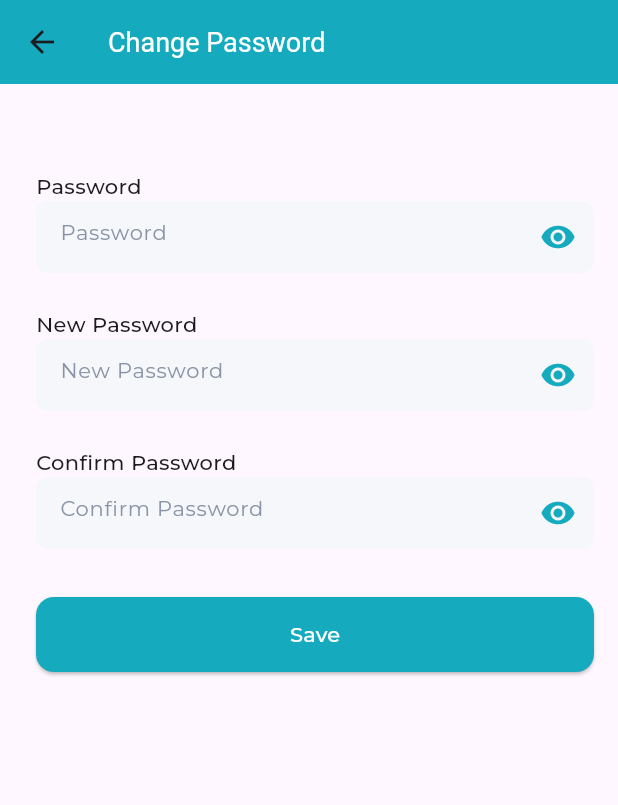
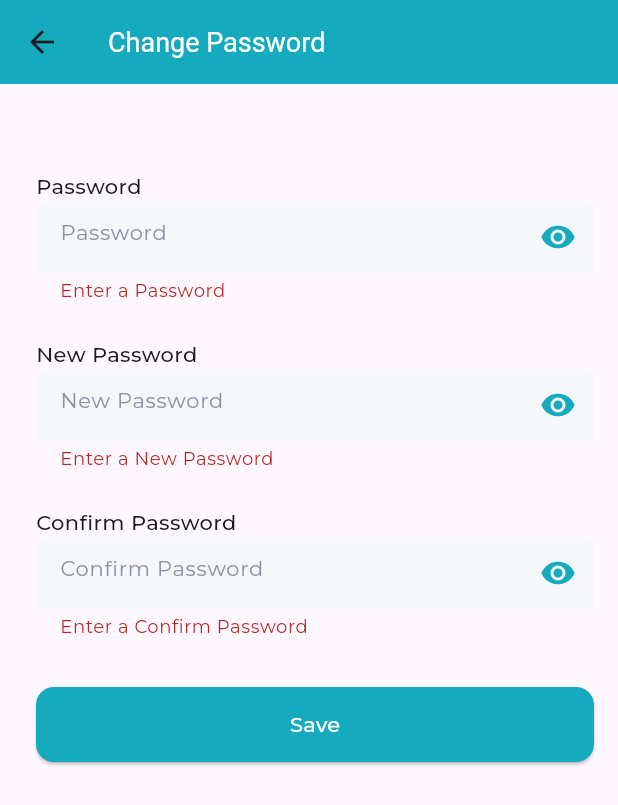
Before and after one commit to flipking038/Driver_app, a Flutter app: the ChangePasswordScreen screen opened directly, after a tap on "Save", on a phone screen of 412 x 824 dp. Shown: the top 805 px of the screen. Run offline on Flutter 3.47's test engine with Material 3 defaults, Android fonts, the phone set to English and light mode, and no system bars; our stand-ins replace dio, flutter_bloc, flutter_svg, shared_preferences; accounts and stored records are empty; network calls fail.

Commit message:
Finsh Cubit And Added To FormChangePassword

```diff
--- a/lib/cubit/change_password_cubit/change_password_state.dart
+++ b/lib/cubit/change_password_cubit/change_password_state.dart
@@ -3,3 +3,15 @@ part of 'change_password_cubit.dart';
 abstract class ChangePasswordState {}
 
 class ChangePasswordInitial extends ChangePasswordState {}
+
+class ChangePasswordLoading extends ChangePasswordState {}
+
+class ChangePasswordSuccess extends ChangePasswordState {}
+
+class ChangePasswordFailure extends ChangePasswordState {
+  final String errMesage;
+
+  ChangePasswordFailure({required this.errMesage});
+}
+
+class ObscurePassword extends ChangePasswordState {}
--- a/lib/cubit/login/login_cubit.dart
+++ b/lib/cubit/login/login_cubit.dart
@@ -37,9 +37,11 @@ class LoginCubit extends Cubit<LoginState> {
   }
 
   showAndHidePassword() {
-    if (obscurePassword == true)
+    if (obscurePassword == true) {
       obscurePassword = false;
-    else if (obscurePassword == false) obscurePassword = true;
+    } else if (obscurePassword == false) {
+      obscurePassword = true;
+    }
     emit(ObscurePassword());
   }
 }
--- a/lib/widgets/change_password_widgets/form_change_password.dart
+++ b/lib/widgets/change_password_widgets/form_change_password.dart
@@ -2,8 +2,7 @@ import 'package:flutter/material.dart';
 import 'package:flutter_bloc/flutter_bloc.dart';
 import 'package:telgani/constant.dart';
 import 'package:telgani/cubit/change_password_cubit/change_password_cubit.dart';
-import 'package:telgani/cubit/login/login_cubit.dart';
-import 'package:telgani/widgets/login_widgets/login_button.dart';
+import 'package:telgani/widgets/login_button.dart';
 import 'package:telgani/widgets/text_field_widget.dart';
 
 class FormChangePassword extends StatelessWidget {
@@ -16,6 +15,7 @@ class FormChangePassword extends StatelessWidget {
       builder: (context, state) {
         return Form(
           key: BlocProvider.of<ChangePasswordCubit>(context).changePasswordKey,
+          child: SingleChildScrollView(
             child: Column(
               crossAxisAlignment: CrossAxisAlignment.end,
               children: [
@@ -29,18 +29,23 @@ class FormChangePassword extends StatelessWidget {
                   onChanged: (value) =>
                       BlocProvider.of<ChangePasswordCubit>(context).password =
                           value,
-                obscurePassword:
-                    BlocProvider.of<LoginCubit>(context).obscurePassword,
+                  obscurePassword: BlocProvider.of<ChangePasswordCubit>(context)
+                      .obscurePassword,
                   visibilityIcon: IconButton(
-                  onPressed: () => BlocProvider.of<LoginCubit>(context)
+                    onPressed: () =>
+                        BlocProvider.of<ChangePasswordCubit>(context)
                             .showAndHidePassword(),
-                  icon: BlocProvider.of<LoginCubit>(context).obscurePassword ==
+                    icon: BlocProvider.of<ChangePasswordCubit>(context)
+                                .obscurePassword ==
                             true
                         ? const Icon(
                             Icons.visibility,
                             color: kPrimaryColor,
                           )
-                      : const Icon(Icons.visibility_off),
+                        : const Icon(
+                            Icons.visibility_off,
+                            color: kPrimaryColor,
+                          ),
                   ),
                 ),
                 const SizedBox(height: 24),
@@ -51,20 +56,25 @@ class FormChangePassword extends StatelessWidget {
                   label: 'New Password',
                   hintText: 'New Password',
                   onChanged: (value) =>
-                    BlocProvider.of<ChangePasswordCubit>(context).newPassword =
-                        value,
-                obscurePassword:
-                    BlocProvider.of<LoginCubit>(context).obscurePassword,
+                      BlocProvider.of<ChangePasswordCubit>(context)
+                          .newPassword = value,
+                  obscurePassword: BlocProvider.of<ChangePasswordCubit>(context)
+                      .obscurePassword,
                   visibilityIcon: IconButton(
-                  onPressed: () => BlocProvider.of<LoginCubit>(context)
+                    onPressed: () =>
+                        BlocProvider.of<ChangePasswordCubit>(context)
                             .showAndHidePassword(),
-                  icon: BlocProvider.of<LoginCubit>(context).obscurePassword ==
+                    icon: BlocProvider.of<ChangePasswordCubit>(context)
+                                .obscurePassword ==
                             true
                         ? const Icon(
                             Icons.visibility,
                             color: kPrimaryColor,
                           )
-                      : const Icon(Icons.visibility_off),
+                        : const Icon(
+                            Icons.visibility_off,
+                            color: kPrimaryColor,
+                          ),
                   ),
                 ),
                 const SizedBox(height: 24),
@@ -77,33 +87,42 @@ class FormChangePassword extends StatelessWidget {
                   onChanged: (value) =>
                       BlocProvider.of<ChangePasswordCubit>(context)
                           .confirmNewPassword = value,
-                obscurePassword:
-                    BlocProvider.of<LoginCubit>(context).obscurePassword,
+                  obscurePassword: BlocProvider.of<ChangePasswordCubit>(context)
+                      .obscurePassword,
                   visibilityIcon: IconButton(
-                  onPressed: () => BlocProvider.of<LoginCubit>(context)
+                    onPressed: () =>
+                        BlocProvider.of<ChangePasswordCubit>(context)
                             .showAndHidePassword(),
-                  icon: BlocProvider.of<LoginCubit>(context).obscurePassword ==
+                    icon: BlocProvider.of<ChangePasswordCubit>(context)
+                                .obscurePassword ==
                             true
                         ? const Icon(
                             Icons.visibility,
                             color: kPrimaryColor,
                           )
-                      : const Icon(Icons.visibility_off),
+                        : const Icon(
+                            Icons.visibility_off,
+                            color: kPrimaryColor,
+                          ),
                   ),
                 ),
                 const SizedBox(height: 32),
-              LoginButtton(
+                state is ChangePasswordLoading
+                    ? const Center(child: CircularProgressIndicator())
+                    : LoginButtton(
                         textButton: 'Save',
                         onPressed: () {
-                  if (BlocProvider.of<LoginCubit>(context)
-                      .loginKey
+                          if (BlocProvider.of<ChangePasswordCubit>(context)
+                              .changePasswordKey
                               .currentState!
                               .validate()) {
-                    BlocProvider.of<LoginCubit>(context).login();
+                            BlocProvider.of<ChangePasswordCubit>(context)
+                                .changePassword();
                           }
                         },
                       ),
               ],
+            ),
           ),
         );
       },
```
Also changed, not shown: lib/cubit/change_password_cubit/change_password_cubit.dart (+17 -0 lines), lib/widgets/login_widgets/form_login.dart (+6 -3 lines), lib/widgets/login_button.dart (renamed from lib/widgets/login_widgets/login_button.dart). Lines whose indentation alone changed are shown as unchanged.
